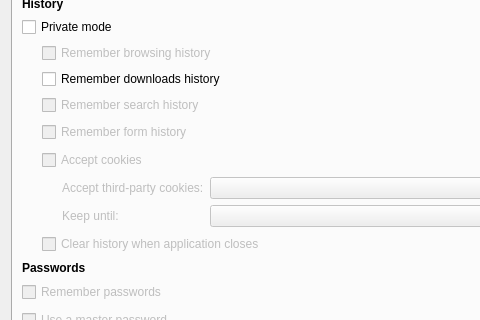
Above: src/ui/PreferencesDialog.ui from OtterBrowser/otter-browser before the change; both pictures show x 0 to 480 and y 97 to 417 of the 645 by 597 pixel window. Below: the same form after it.
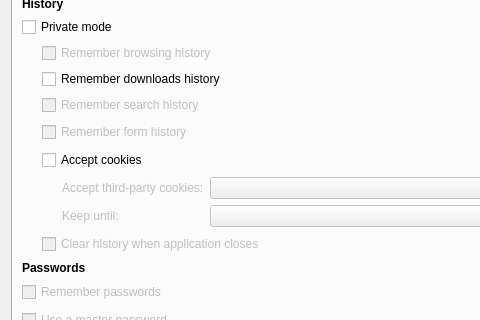
That is the form after the change. The open tabs and pages were chosen to show the change.

Patch:
```diff
--- a/src/ui/PreferencesDialog.ui
+++ b/src/ui/PreferencesDialog.ui
@@ -708,9 +708,6 @@
              <layout class="QHBoxLayout" name="acceptCokiesLayout">
               <item>
                <widget class="QCheckBox" name="acceptCookiesCheckBox">
-                <property name="enabled">
-                 <bool>false</bool>
-                </property>
                 <property name="text">
                  <string>Accept cookies</string>
                 </property>
```
Left out of the diff: 2 changed lines with no effect on the pictures.
